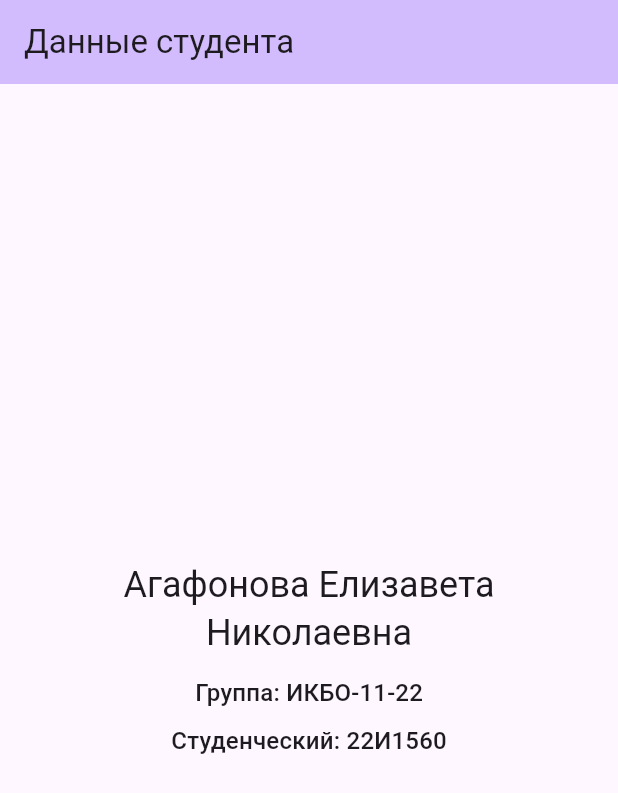
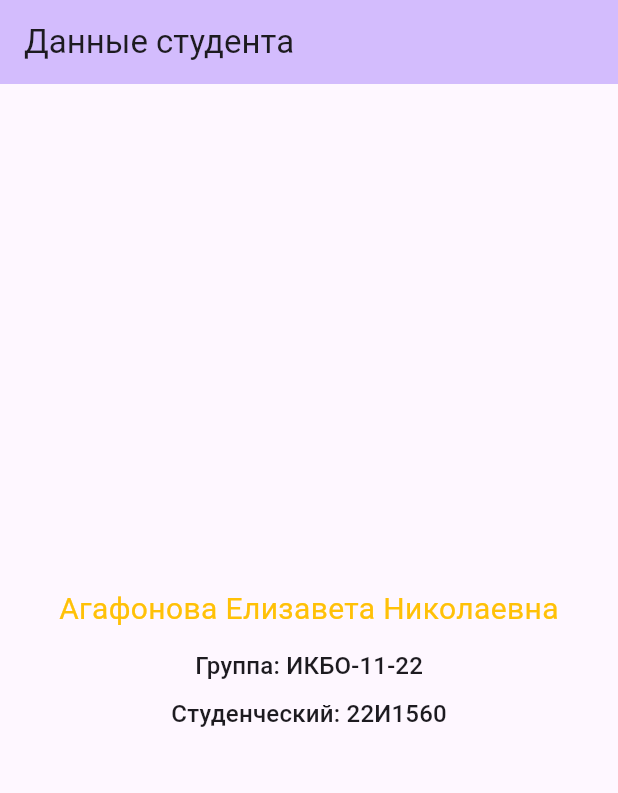
Before and after one commit to CVVlizok/untitled, a Flutter app: the screen it shows after launch, on a phone screen of 412 x 824 dp. Shown: the top 793 px of the screen. Run offline on Flutter 3.47's test engine with Material 3 defaults, Android fonts, the phone set to English and light mode, and no system bars.

Commit message:
prak 3 Эксперименты с Widget-ом Text

```diff
--- a/lib/main.dart
+++ b/lib/main.dart
@@ -44,7 +44,10 @@ class MyHomePage extends StatelessWidget {
               Text(
                 kFullName,
                 textAlign: TextAlign.center,
-                style: Theme.of(context).textTheme.headlineSmall,
+                style: TextStyle(
+                  fontSize: 20,
+                  color: Colors.amber,
+                ),
               ),
               const SizedBox(height: 12),
               Text(
```
